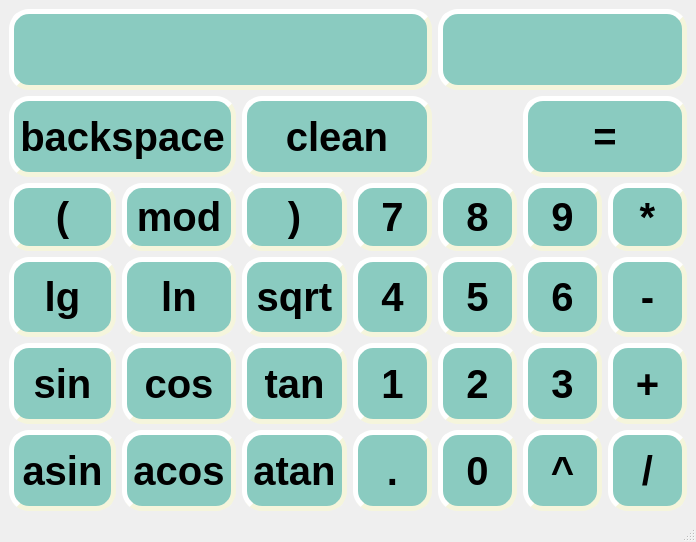
Qt form src/untitled/mainwindow.ui (antiloch/SmartCalc) before a commit.
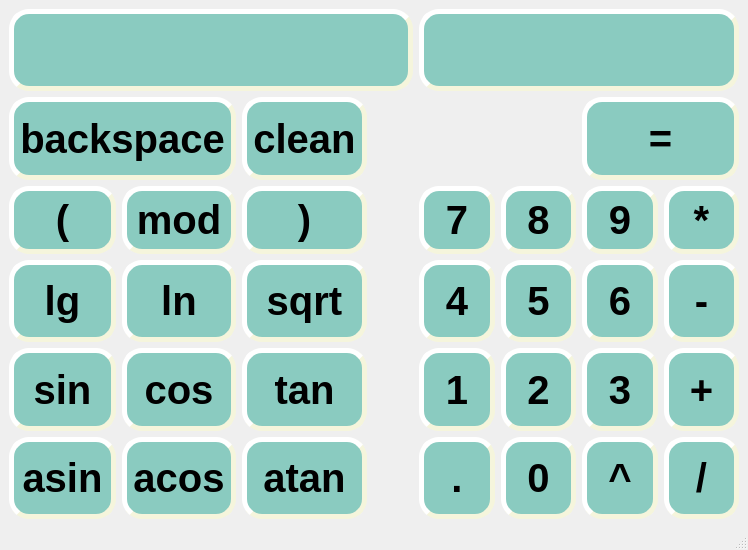
The same form after that commit.

```diff
--- a/src/untitled/mainwindow.ui
+++ b/src/untitled/mainwindow.ui
@@ -6,8 +6,8 @@
    <rect>
     <x>0</x>
     <y>0</y>
-    <width>696</width>
-    <height>542</height>
+    <width>748</width>
+    <height>550</height>
    </rect>
   </property>
   <property name="windowTitle">
@@ -15,7 +15,7 @@
   </property>
   <widget class="QWidget" name="centralwidget">
    <layout class="QGridLayout" name="gridLayout_4">
-    <item row="5" column="6">
+    <item row="5" column="7">
      <widget class="QPushButton" name="pushButton_div">
       <property name="sizePolicy">
        <sizepolicy hsizetype="Minimum" vsizetype="Preferred">
@@ -61,14 +61,8 @@
       </property>
      </widget>
     </item>
-    <item row="4" column="0">
-     <widget class="QPushButton" name="pushButton_sin">
-      <property name="sizePolicy">
-       <sizepolicy hsizetype="Minimum" vsizetype="Preferred">
-        <horstretch>0</horstretch>
-        <verstretch>0</verstretch>
-       </sizepolicy>
-      </property>
+    <item row="2" column="1">
+     <widget class="QPushButton" name="pushButton_mod">
       <property name="styleSheet">
        <string notr="true">
      background-color: rgb(138, 203, 192);
@@ -80,34 +74,11 @@
      padding: 6px;</string>
       </property>
       <property name="text">
-       <string>sin</string>
+       <string>mod</string>
       </property>
      </widget>
     </item>
-    <item row="4" column="4">
-     <widget class="QPushButton" name="pushButton_2">
-      <property name="sizePolicy">
-       <sizepolicy hsizetype="Minimum" vsizetype="Preferred">
-        <horstretch>0</horstretch>
-        <verstretch>0</verstretch>
-       </sizepolicy>
-      </property>
-      <property name="styleSheet">
-       <string notr="true">
-     background-color: rgb(138, 203, 192);
-     border-style: outset;
-     border-width: 5px;
-     border-radius: 20px;
-     border-color: beige;
-     font: bold 40px;
-     padding: 6px;</string>
-      </property>
-      <property name="text">
-       <string>2</string>
-      </property>
-     </widget>
-    </item>
-    <item row="4" column="6">
+    <item row="4" column="7">
      <widget class="QPushButton" name="pushButton_plus">
       <property name="sizePolicy">
        <sizepolicy hsizetype="Minimum" vsizetype="Preferred">
@@ -130,6 +101,29 @@
       </property>
      </widget>
     </item>
+    <item row="4" column="4">
+     <widget class="QPushButton" name="pushButton_1">
+      <property name="sizePolicy">
+       <sizepolicy hsizetype="Minimum" vsizetype="Preferred">
+        <horstretch>0</horstretch>
+        <verstretch>0</verstretch>
+       </sizepolicy>
+      </property>
+      <property name="styleSheet">
+       <string notr="true">
+     background-color: rgb(138, 203, 192);
+     border-style: outset;
+     border-width: 5px;
+     border-radius: 20px;
+     border-color: beige;
+     font: bold 40px;
+     padding: 6px;</string>
+      </property>
+      <property name="text">
+       <string>1</string>
+      </property>
+     </widget>
+    </item>
     <item row="3" column="1">
      <widget class="QPushButton" name="pushButton_ln">
       <property name="sizePolicy">
@@ -153,72 +147,7 @@
       </property>
      </widget>
     </item>
-    <item row="4" column="3">
-     <widget class="QPushButton" name="pushButton_1">
-      <property name="sizePolicy">
-       <sizepolicy hsizetype="Minimum" vsizetype="Preferred">
-        <horstretch>0</horstretch>
-        <verstretch>0</verstretch>
-       </sizepolicy>
-      </property>
-      <property name="styleSheet">
-       <string notr="true">
-     background-color: rgb(138, 203, 192);
-     border-style: outset;
-     border-width: 5px;
-     border-radius: 20px;
-     border-color: beige;
-     font: bold 40px;
-     padding: 6px;</string>
-      </property>
-      <property name="text">
-       <string>1</string>
-      </property>
-     </widget>
-    </item>
-    <item row="3" column="0">
-     <widget class="QPushButton" name="pushButton_log">
-      <property name="sizePolicy">
-       <sizepolicy hsizetype="Minimum" vsizetype="Preferred">
-        <horstretch>0</horstretch>
-        <verstretch>0</verstretch>
-       </sizepolicy>
-      </property>
-      <property name="styleSheet">
-       <string notr="true">
-     background-color: rgb(138, 203, 192);
-     border-style: outset;
-     border-width: 5px;
-     border-radius: 20px;
-     border-color: beige;
-     font: bold 40px;
-     padding: 6px;</string>
-      </property>
-      <property name="text">
-       <string>lg</string>
-      </property>
-     </widget>
-    </item>
-    <item row="0" column="4" colspan="3">
-     <widget class="QLabel" name="label_result">
-      <property name="styleSheet">
-       <string notr="true">     background-color: rgb(138, 203, 192);
-     border-style: outset;
-     border-width: 5px;
-     border-radius: 20px;
-     border-color: beige;
-     font: bold 40px;
-     padding: 6px;</string>
-      </property>
-      <property name="text">
-       <string/>
-      </property>
-      <property name="alignment">
-       <set>Qt::AlignCenter</set>
-      </property>
-     </widget>
-    </item>
-    <item row="1" column="2" colspan="2">
+    <item row="1" column="2">
      <widget class="QPushButton" name="pushButton_clean">
       <property name="sizePolicy">
        <sizepolicy hsizetype="Minimum" vsizetype="Preferred">
@@ -241,10 +170,10 @@
       </property>
      </widget>
     </item>
-    <item row="2" column="6">
+    <item row="2" column="7">
      <widget class="QPushButton" name="pushButton_mul">
       <property name="sizePolicy">
-       <sizepolicy hsizetype="Minimum" vsizetype="Preferred">
+       <sizepolicy hsizetype="Expanding" vsizetype="Preferred">
         <horstretch>0</horstretch>
         <verstretch>0</verstretch>
        </sizepolicy>
@@ -264,75 +193,7 @@
       </property>
      </widget>
     </item>
-    <item row="5" column="1">
-     <widget class="QPushButton" name="pushButton_arccos">
-      <property name="sizePolicy">
-       <sizepolicy hsizetype="Minimum" vsizetype="Preferred">
-        <horstretch>0</horstretch>
-        <verstretch>0</verstretch>
-       </sizepolicy>
-      </property>
-      <property name="styleSheet">
-       <string notr="true">
-     background-color: rgb(138, 203, 192);
-     border-style: outset;
-     border-width: 5px;
-     border-radius: 20px;
-     border-color: beige;
-     font: bold 40px;
-     padding: 6px;</string>
-      </property>
-      <property name="text">
-       <string>acos</string>
-      </property>
-     </widget>
-    </item>
-    <item row="0" column="0" colspan="4">
-     <widget class="QLabel" name="label_main">
-      <property name="sizePolicy">
-       <sizepolicy hsizetype="Preferred" vsizetype="Preferred">
-        <horstretch>0</horstretch>
-        <verstretch>0</verstretch>
-       </sizepolicy>
-      </property>
-      <property name="styleSheet">
-       <string notr="true">     background-color: rgb(138, 203, 192);
-     border-style: outset;
-     border-width: 5px;
-     border-radius: 20px;
-     border-color: beige;
-     font: bold 40px;
-     padding: 6px;</string>
-      </property>
-      <property name="text">
-       <string/>
-      </property>
-     </widget>
-    </item>
-    <item row="5" column="2">
-     <widget class="QPushButton" name="pushButton_arctan">
-      <property name="sizePolicy">
-       <sizepolicy hsizetype="Minimum" vsizetype="Preferred">
-        <horstretch>0</horstretch>
-        <verstretch>0</verstretch>
-       </sizepolicy>
-      </property>
-      <property name="styleSheet">
-       <string notr="true">
-     background-color: rgb(138, 203, 192);
-     border-style: outset;
-     border-width: 5px;
-     border-radius: 20px;
-     border-color: beige;
-     font: bold 40px;
-     padding: 6px;</string>
-      </property>
-      <property name="text">
-       <string>atan</string>
-      </property>
-     </widget>
-    </item>
-    <item row="3" column="4">
+    <item row="3" column="5">
      <widget class="QPushButton" name="pushButton_5">
       <property name="sizePolicy">
        <sizepolicy hsizetype="Minimum" vsizetype="Preferred">
@@ -355,30 +216,7 @@
       </property>
      </widget>
     </item>
-    <item row="5" column="3">
-     <widget class="QPushButton" name="pushButton_dot">
-      <property name="sizePolicy">
-       <sizepolicy hsizetype="Minimum" vsizetype="Preferred">
-        <horstretch>0</horstretch>
-        <verstretch>0</verstretch>
-       </sizepolicy>
-      </property>
-      <property name="styleSheet">
-       <string notr="true">
-     background-color: rgb(138, 203, 192);
-     border-style: outset;
-     border-width: 5px;
-     border-radius: 20px;
-     border-color: beige;
-     font: bold 40px;
-     padding: 6px;</string>
-      </property>
-      <property name="text">
-       <string>.</string>
-      </property>
-     </widget>
-    </item>
-    <item row="4" column="5">
+    <item row="4" column="6">
      <widget class="QPushButton" name="pushButton_3">
       <property name="sizePolicy">
        <sizepolicy hsizetype="Minimum" vsizetype="Preferred">
@@ -401,10 +239,10 @@
       </property>
      </widget>
     </item>
-    <item row="2" column="5">
+    <item row="2" column="6">
      <widget class="QPushButton" name="pushButton_9">
       <property name="sizePolicy">
-       <sizepolicy hsizetype="Minimum" vsizetype="Preferred">
+       <sizepolicy hsizetype="Expanding" vsizetype="Preferred">
         <horstretch>0</horstretch>
         <verstretch>0</verstretch>
        </sizepolicy>
@@ -447,30 +285,7 @@
       </property>
      </widget>
     </item>
-    <item row="5" column="4">
-     <widget class="QPushButton" name="pushButton_0">
-      <property name="sizePolicy">
-       <sizepolicy hsizetype="Minimum" vsizetype="Preferred">
-        <horstretch>0</horstretch>
-        <verstretch>0</verstretch>
-       </sizepolicy>
-      </property>
-      <property name="styleSheet">
-       <string notr="true">
-     background-color: rgb(138, 203, 192);
-     border-style: outset;
-     border-width: 5px;
-     border-radius: 20px;
-     border-color: beige;
-     font: bold 40px;
-     padding: 6px;</string>
-      </property>
-      <property name="text">
-       <string>0</string>
-      </property>
-     </widget>
-    </item>
-    <item row="1" column="5" colspan="2">
+    <item row="1" column="6" colspan="2">
      <widget class="QPushButton" name="pushButton_equal">
       <property name="sizePolicy">
        <sizepolicy hsizetype="Minimum" vsizetype="Preferred">
@@ -493,6 +308,29 @@
       </property>
      </widget>
     </item>
+    <item row="5" column="6">
+     <widget class="QPushButton" name="pushButton_power">
+      <property name="sizePolicy">
+       <sizepolicy hsizetype="Minimum" vsizetype="Preferred">
+        <horstretch>0</horstretch>
+        <verstretch>0</verstretch>
+       </sizepolicy>
+      </property>
+      <property name="styleSheet">
+       <string notr="true">
+     background-color: rgb(138, 203, 192);
+     border-style: outset;
+     border-width: 5px;
+     border-radius: 20px;
+     border-color: beige;
+     font: bold 40px;
+     padding: 6px;</string>
+      </property>
+      <property name="text">
+       <string>^</string>
+      </property>
+     </widget>
+    </item>
     <item row="4" column="1">
      <widget class="QPushButton" name="pushButton_cos">
       <property name="sizePolicy">
@@ -516,75 +354,6 @@
       </property>
      </widget>
     </item>
-    <item row="3" column="5">
-     <widget class="QPushButton" name="pushButton_6">
-      <property name="sizePolicy">
-       <sizepolicy hsizetype="Minimum" vsizetype="Preferred">
-        <horstretch>0</horstretch>
-        <verstretch>0</verstretch>
-       </sizepolicy>
-      </property>
-      <property name="styleSheet">
-       <string notr="true">
-     background-color: rgb(138, 203, 192);
-     border-style: outset;
-     border-width: 5px;
-     border-radius: 20px;
-     border-color: beige;
-     font: bold 40px;
-     padding: 6px;</string>
-      </property>
-      <property name="text">
-       <string>6</string>
-      </property>
-     </widget>
-    </item>
-    <item row="3" column="3">
-     <widget class="QPushButton" name="pushButton_4">
-      <property name="sizePolicy">
-       <sizepolicy hsizetype="Minimum" vsizetype="Preferred">
-        <horstretch>0</horstretch>
-        <verstretch>0</verstretch>
-       </sizepolicy>
-      </property>
-      <property name="styleSheet">
-       <string notr="true">
-     background-color: rgb(138, 203, 192);
-     border-style: outset;
-     border-width: 5px;
-     border-radius: 20px;
-     border-color: beige;
-     font: bold 40px;
-     padding: 6px;</string>
-      </property>
-      <property name="text">
-       <string>4</string>
-      </property>
-     </widget>
-    </item>
-    <item row="2" column="4">
-     <widget class="QPushButton" name="pushButton_8">
-      <property name="sizePolicy">
-       <sizepolicy hsizetype="Minimum" vsizetype="Preferred">
-        <horstretch>0</horstretch>
-        <verstretch>0</verstretch>
-       </sizepolicy>
-      </property>
-      <property name="styleSheet">
-       <string notr="true">
-     background-color: rgb(138, 203, 192);
-     border-style: outset;
-     border-width: 5px;
-     border-radius: 20px;
-     border-color: beige;
-     font: bold 40px;
-     padding: 6px;</string>
-      </property>
-      <property name="text">
-       <string>8</string>
-      </property>
-     </widget>
-    </item>
     <item row="1" column="0" colspan="2">
      <widget class="QPushButton" name="pushButton_backspace">
       <property name="sizePolicy">
@@ -631,30 +400,7 @@
       </property>
      </widget>
     </item>
-    <item row="2" column="2">
-     <widget class="QPushButton" name="pushButton_close_braket">
-      <property name="sizePolicy">
-       <sizepolicy hsizetype="Minimum" vsizetype="Preferred">
-        <horstretch>0</horstretch>
-        <verstretch>0</verstretch>
-       </sizepolicy>
-      </property>
-      <property name="styleSheet">
-       <string notr="true">
-     background-color: rgb(138, 203, 192);
-     border-style: outset;
-     border-width: 5px;
-     border-radius: 20px;
-     border-color: beige;
-     font: bold 40px;
-     padding: 6px;</string>
-      </property>
-      <property name="text">
-       <string>)</string>
-      </property>
-     </widget>
-    </item>
-    <item row="3" column="6">
+    <item row="3" column="7">
      <widget class="QPushButton" name="pushButton_minus">
       <property name="sizePolicy">
        <sizepolicy hsizetype="Minimum" vsizetype="Preferred">
@@ -677,10 +423,10 @@
       </property>
      </widget>
     </item>
-    <item row="2" column="3">
+    <item row="2" column="4">
      <widget class="QPushButton" name="pushButton_7">
       <property name="sizePolicy">
-       <sizepolicy hsizetype="Minimum" vsizetype="Preferred">
+       <sizepolicy hsizetype="Expanding" vsizetype="Preferred">
         <horstretch>0</horstretch>
         <verstretch>0</verstretch>
        </sizepolicy>
@@ -723,8 +469,14 @@
       </property>
      </widget>
     </item>
-    <item row="2" column="1">
-     <widget class="QPushButton" name="pushButton_mod">
+    <item row="4" column="0">
+     <widget class="QPushButton" name="pushButton_sin">
+      <property name="sizePolicy">
+       <sizepolicy hsizetype="Minimum" vsizetype="Preferred">
+        <horstretch>0</horstretch>
+        <verstretch>0</verstretch>
+       </sizepolicy>
+      </property>
       <property name="styleSheet">
        <string notr="true">
      background-color: rgb(138, 203, 192);
@@ -736,12 +488,127 @@
      padding: 6px;</string>
       </property>
       <property name="text">
-       <string>mod</string>
+       <string>sin</string>
+      </property>
+     </widget>
+    </item>
+    <item row="4" column="5">
+     <widget class="QPushButton" name="pushButton_2">
+      <property name="sizePolicy">
+       <sizepolicy hsizetype="Minimum" vsizetype="Preferred">
+        <horstretch>0</horstretch>
+        <verstretch>0</verstretch>
+       </sizepolicy>
+      </property>
+      <property name="styleSheet">
+       <string notr="true">
+     background-color: rgb(138, 203, 192);
+     border-style: outset;
+     border-width: 5px;
+     border-radius: 20px;
+     border-color: beige;
+     font: bold 40px;
+     padding: 6px;</string>
+      </property>
+      <property name="text">
+       <string>2</string>
+      </property>
+     </widget>
+    </item>
+    <item row="3" column="0">
+     <widget class="QPushButton" name="pushButton_log">
+      <property name="sizePolicy">
+       <sizepolicy hsizetype="Minimum" vsizetype="Preferred">
+        <horstretch>0</horstretch>
+        <verstretch>0</verstretch>
+       </sizepolicy>
+      </property>
+      <property name="styleSheet">
+       <string notr="true">
+     background-color: rgb(138, 203, 192);
+     border-style: outset;
+     border-width: 5px;
+     border-radius: 20px;
+     border-color: beige;
+     font: bold 40px;
+     padding: 6px;</string>
+      </property>
+      <property name="text">
+       <string>lg</string>
+      </property>
+     </widget>
+    </item>
+    <item row="5" column="1">
+     <widget class="QPushButton" name="pushButton_arccos">
+      <property name="sizePolicy">
+       <sizepolicy hsizetype="Minimum" vsizetype="Preferred">
+        <horstretch>0</horstretch>
+        <verstretch>0</verstretch>
+       </sizepolicy>
+      </property>
+      <property name="styleSheet">
+       <string notr="true">
+     background-color: rgb(138, 203, 192);
+     border-style: outset;
+     border-width: 5px;
+     border-radius: 20px;
+     border-color: beige;
+     font: bold 40px;
+     padding: 6px;</string>
+      </property>
+      <property name="text">
+       <string>acos</string>
+      </property>
+     </widget>
+    </item>
+    <item row="5" column="2">
+     <widget class="QPushButton" name="pushButton_arctan">
+      <property name="sizePolicy">
+       <sizepolicy hsizetype="Minimum" vsizetype="Preferred">
+        <horstretch>0</horstretch>
+        <verstretch>0</verstretch>
+       </sizepolicy>
+      </property>
+      <property name="styleSheet">
+       <string notr="true">
+     background-color: rgb(138, 203, 192);
+     border-style: outset;
+     border-width: 5px;
+     border-radius: 20px;
+     border-color: beige;
+     font: bold 40px;
+     padding: 6px;</string>
+      </property>
+      <property name="text">
+       <string>atan</string>
+      </property>
+     </widget>
+    </item>
+    <item row="5" column="4">
+     <widget class="QPushButton" name="pushButton_dot">
+      <property name="sizePolicy">
+       <sizepolicy hsizetype="Minimum" vsizetype="Preferred">
+        <horstretch>0</horstretch>
+        <verstretch>0</verstretch>
+       </sizepolicy>
+      </property>
+      <property name="styleSheet">
+       <string notr="true">
+     background-color: rgb(138, 203, 192);
+     border-style: outset;
+     border-width: 5px;
+     border-radius: 20px;
+     border-color: beige;
+     font: bold 40px;
+     padding: 6px;</string>
+      </property>
+      <property name="text">
+       <string>.</string>
       </property>
      </widget>
     </item>
     <item row="5" column="5">
-     <widget class="QPushButton" name="pushButton_power">
+     <widget class="QPushButton" name="pushButton_0">
       <property name="sizePolicy">
        <sizepolicy hsizetype="Minimum" vsizetype="Preferred">
         <horstretch>0</horstretch>
@@ -759,7 +626,156 @@
      padding: 6px;</string>
       </property>
       <property name="text">
-       <string>^</string>
+       <string>0</string>
+      </property>
+     </widget>
+    </item>
+    <item row="3" column="6">
+     <widget class="QPushButton" name="pushButton_6">
+      <property name="sizePolicy">
+       <sizepolicy hsizetype="Minimum" vsizetype="Preferred">
+        <horstretch>0</horstretch>
+        <verstretch>0</verstretch>
+       </sizepolicy>
+      </property>
+      <property name="styleSheet">
+       <string notr="true">
+     background-color: rgb(138, 203, 192);
+     border-style: outset;
+     border-width: 5px;
+     border-radius: 20px;
+     border-color: beige;
+     font: bold 40px;
+     padding: 6px;</string>
+      </property>
+      <property name="text">
+       <string>6</string>
+      </property>
+     </widget>
+    </item>
+    <item row="3" column="4">
+     <widget class="QPushButton" name="pushButton_4">
+      <property name="sizePolicy">
+       <sizepolicy hsizetype="Minimum" vsizetype="Preferred">
+        <horstretch>0</horstretch>
+        <verstretch>0</verstretch>
+       </sizepolicy>
+      </property>
+      <property name="styleSheet">
+       <string notr="true">
+     background-color: rgb(138, 203, 192);
+     border-style: outset;
+     border-width: 5px;
+     border-radius: 20px;
+     border-color: beige;
+     font: bold 40px;
+     padding: 6px;</string>
+      </property>
+      <property name="text">
+       <string>4</string>
+      </property>
+     </widget>
+    </item>
+    <item row="2" column="5">
+     <widget class="QPushButton" name="pushButton_8">
+      <property name="sizePolicy">
+       <sizepolicy hsizetype="Expanding" vsizetype="Preferred">
+        <horstretch>0</horstretch>
+        <verstretch>0</verstretch>
+       </sizepolicy>
+      </property>
+      <property name="styleSheet">
+       <string notr="true">
+     background-color: rgb(138, 203, 192);
+     border-style: outset;
+     border-width: 5px;
+     border-radius: 20px;
+     border-color: beige;
+     font: bold 40px;
+     padding: 6px;</string>
+      </property>
+      <property name="text">
+       <string>8</string>
+      </property>
+     </widget>
+    </item>
+    <item row="2" column="2">
+     <widget class="QPushButton" name="pushButton_close_braket">
+      <property name="sizePolicy">
+       <sizepolicy hsizetype="Minimum" vsizetype="Preferred">
+        <horstretch>0</horstretch>
+        <verstretch>0</verstretch>
+       </sizepolicy>
+      </property>
+      <property name="styleSheet">
+       <string notr="true">
+     background-color: rgb(138, 203, 192);
+     border-style: outset;
+     border-width: 5px;
+     border-radius: 20px;
+     border-color: beige;
+     font: bold 40px;
+     padding: 6px;</string>
+      </property>
+      <property name="text">
+       <string>)</string>
+      </property>
+     </widget>
+    </item>
+    <item row="2" column="3">
+     <spacer name="horizontalSpacer">
+      <property name="orientation">
+       <enum>Qt::Horizontal</enum>
+      </property>
+      <property name="sizeType">
+       <enum>QSizePolicy::Fixed</enum>
+      </property>
+      <property name="sizeHint" stdset="0">
+       <size>
+        <width>40</width>
+        <height>20</height>
+       </size>
+      </property>
+     </spacer>
+    </item>
+    <item row="0" column="0" colspan="4">
+     <widget class="QLabel" name="label_main">
+      <property name="sizePolicy">
+       <sizepolicy hsizetype="Preferred" vsizetype="Preferred">
+        <horstretch>0</horstretch>
+        <verstretch>0</verstretch>
+       </sizepolicy>
+      </property>
+      <property name="styleSheet">
+       <string notr="true">     background-color: rgb(138, 203, 192);
+     border-style: outset;
+     border-width: 5px;
+     border-radius: 20px;
+     border-color: beige;
+     font: bold 40px;
+     padding: 6px;</string>
+      </property>
+      <property name="text">
+       <string/>
+      </property>
+     </widget>
+    </item>
+    <item row="0" column="4" colspan="4">
+     <widget class="QLabel" name="label_result">
+      <property name="styleSheet">
+       <string notr="true">     background-color: rgb(138, 203, 192);
+     border-style: outset;
+     border-width: 5px;
+     border-radius: 20px;
+     border-color: beige;
+     font: bold 40px;
+     padding: 6px;</string>
+      </property>
+      <property name="text">
+       <string/>
+      </property>
+      <property name="alignment">
+       <set>Qt::AlignCenter</set>
       </property>
      </widget>
     </item>
@@ -770,7 +786,7 @@
     <rect>
      <x>0</x>
      <y>0</y>
-     <width>696</width>
+     <width>748</width>
      <height>22</height>
     </rect>
    </property>
```
